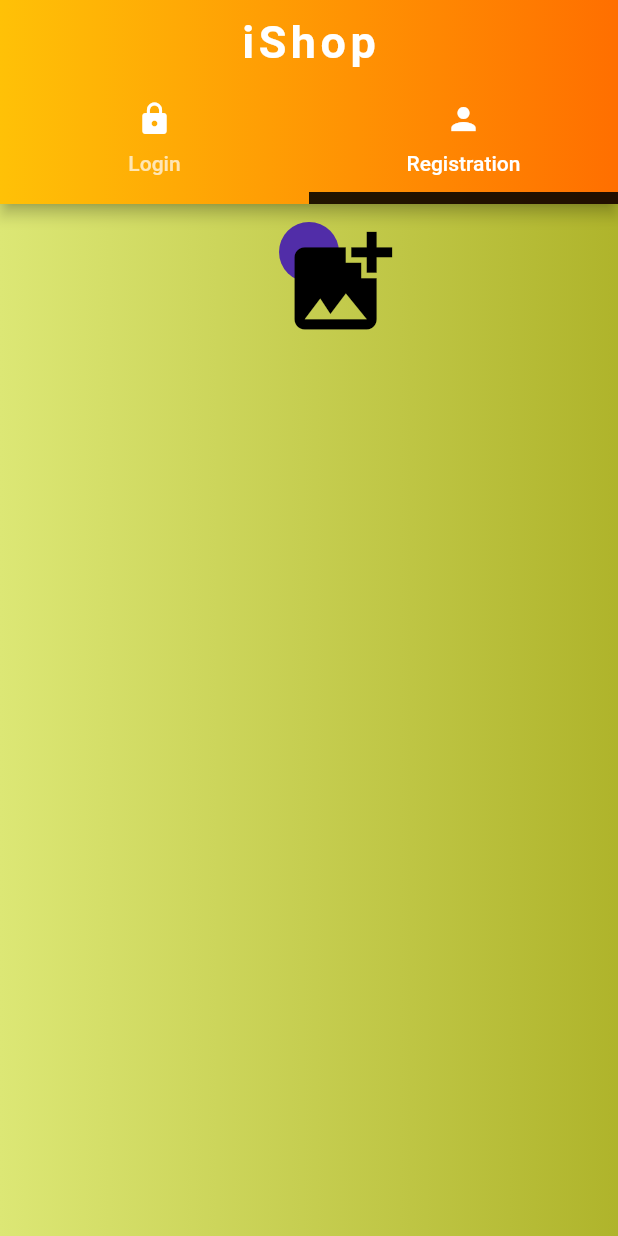
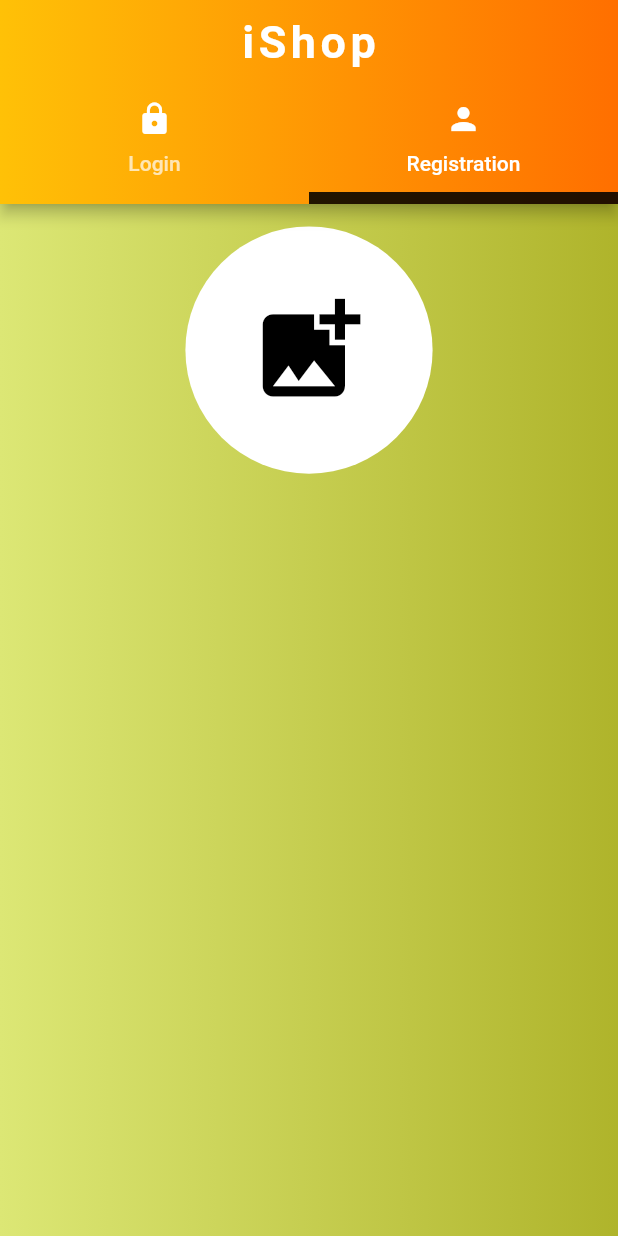
Before and after one commit to Devsaci/amazonclone_user_app, a Flutter app: the screen it shows after launch, tab 2 chosen, on a phone screen of 412 x 824 dp. Run offline on Flutter 3.47's test engine with Material 2 defaults, Android fonts, the phone set to English and light mode, and no system bars; our stand-ins replace firebase_core; accounts and stored records are empty.

Commit message:
backgroundColor / radius

```diff
--- a/lib/authScreens/registration_tab_page.dart
+++ b/lib/authScreens/registration_tab_page.dart
@@ -15,9 +15,11 @@ class _RegistrationTabPageState extends State<RegistrationTabPage> {
       child: Container(
         child:  Column(
           children: [
-            const SizedBox(height: 12),
+            const SizedBox(height: 15),
             //get-capture image
             CircleAvatar(
+              backgroundColor: Colors.white,
+              radius: MediaQuery.of(context).size.width*0.2,
               child: Icon(
                 Icons.add_photo_alternate,
                 color: Colors.black,
```
